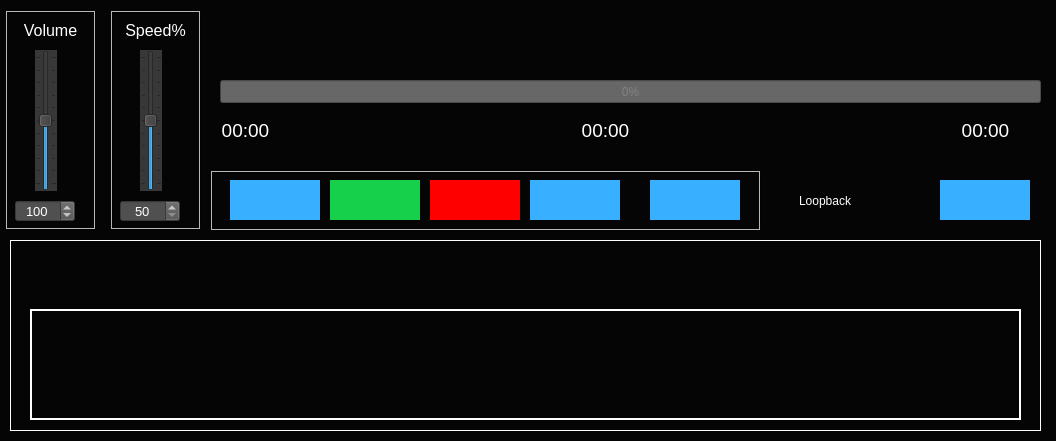
Before: the Qt Designer form AdjRaspi5qtSynthApp_2/Dialog_MidiPlayer.ui in nahumbudin/AdjRaspi5qtSynthApp_2, drawn with Qt 5.
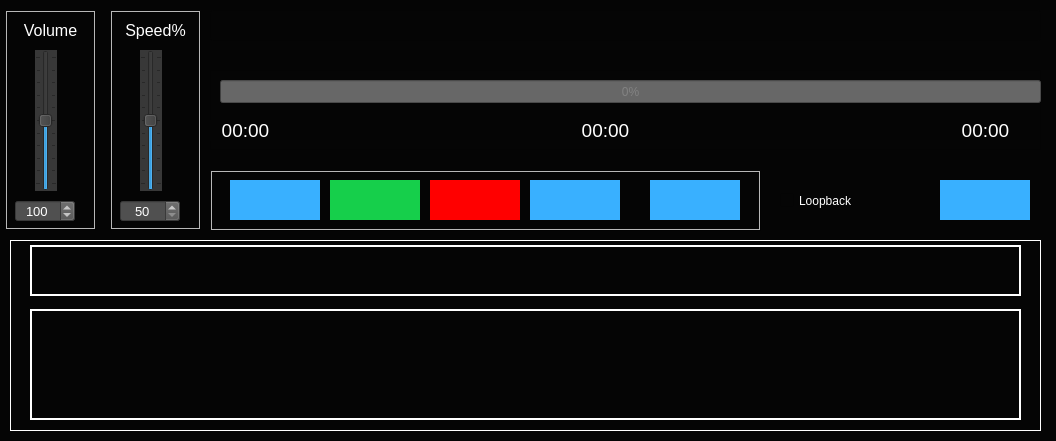
After: the same form once the commit is applied. Custom widgets are drawn as their Qt base class.

The edit to the form file:
```diff
--- a/AdjRaspi5qtSynthApp_2/Dialog_MidiPlayer.ui
+++ b/AdjRaspi5qtSynthApp_2/Dialog_MidiPlayer.ui
@@ -372,24 +372,6 @@
    <property name="midLineWidth">
     <number>2</number>
    </property>
-   <widget class="QLineEdit" name="lineEdit_MidiPlayerScalesInfo">
-    <property name="geometry">
-     <rect>
-      <x>20</x>
-      <y>10</y>
-      <width>991</width>
-      <height>31</height>
-     </rect>
-    </property>
-    <property name="font">
-     <font>
-      <pointsize>14</pointsize>
-     </font>
-    </property>
-    <property name="readOnly">
-     <bool>true</bool>
-    </property>
-   </widget>
    <widget class="QTableWidget" name="tableWidget_MidiPlayerChannels">
     <property name="geometry">
      <rect>
@@ -423,6 +405,36 @@
      <enum>QAbstractItemView::NoSelection</enum>
     </property>
    </widget>
+   <widget class="QLabel" name="label_MidiPlayerScalesInfo">
+    <property name="geometry">
+     <rect>
+      <x>20</x>
+      <y>5</y>
+      <width>991</width>
+      <height>51</height>
+     </rect>
+    </property>
+    <property name="font">
+     <font>
+      <pointsize>12</pointsize>
+     </font>
+    </property>
+    <property name="frameShape">
+     <enum>QFrame::Box</enum>
+    </property>
+    <property name="lineWidth">
+     <number>2</number>
+    </property>
+    <property name="text">
+     <string/>
+    </property>
+    <property name="textFormat">
+     <enum>Qt::RichText</enum>
+    </property>
+    <property name="wordWrap">
+     <bool>true</bool>
+    </property>
+   </widget>
   </widget>
   <widget class="CustomCheckBox" name="checkBox_MidiPlayerLoopback">
    <property name="geometry">
```
